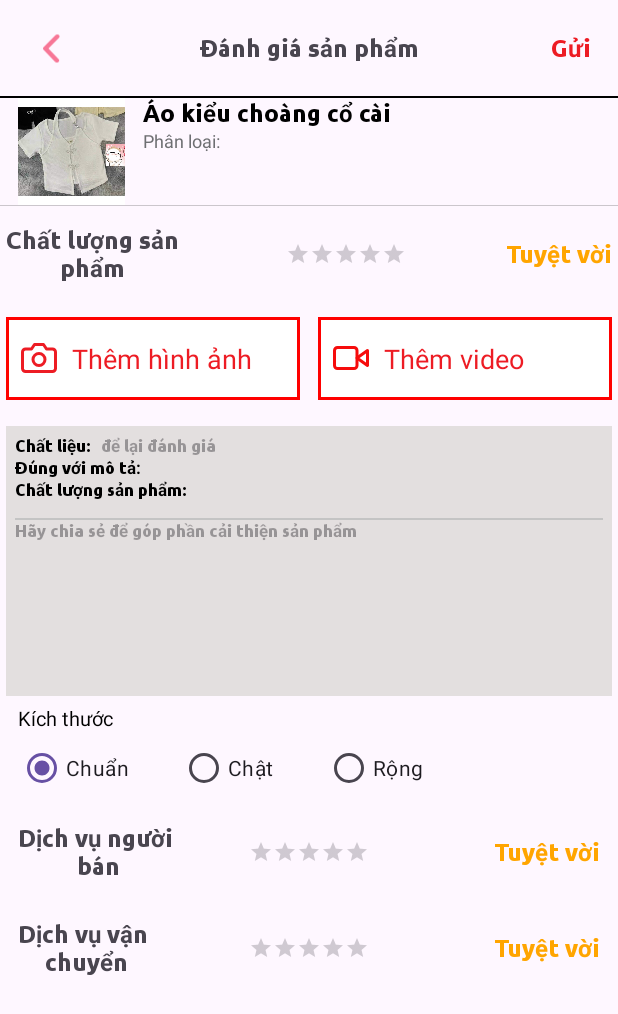
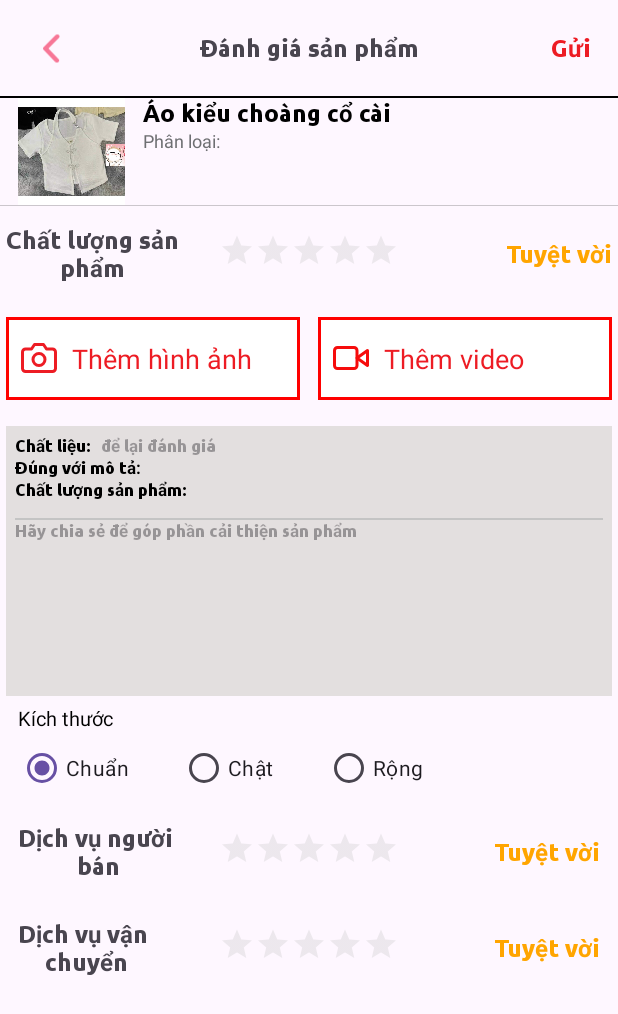
Before and after one commit to bacdx/Dreamy, an Android app: the layout activity_feed_back.xml on its own in the app's theme, with its tools: preview values and no code run, on a phone screen of 412 x 824 dp. Shown: the top 1014 px of the screen. Run offline under Robolectric (Android 15) with nearby library versions, the phone set to English and light mode, and no system bars.

```diff
--- a/app/build.gradle
+++ b/app/build.gradle
@@ -26,6 +26,10 @@ android {
         sourceCompatibility JavaVersion.VERSION_1_8
         targetCompatibility JavaVersion.VERSION_1_8
     }
+
+    buildFeatures{
+        viewBinding true
+    }
 }
 
 dependencies {
--- a/app/src/main/res/layout/activity_feed_back.xml
+++ b/app/src/main/res/layout/activity_feed_back.xml
@@ -11,6 +11,7 @@
         android:orientation="horizontal">
 
         <androidx.appcompat.widget.AppCompatImageView
+            android:id="@+id/btnBack"
             android:layout_width="38dp"
             android:layout_height="38dp"
             android:layout_marginStart="16dp"
@@ -37,7 +38,6 @@
             android:layout_height="wrap_content"
             android:layout_marginEnd="18dp"
             android:fontFamily="@font/font2"
-            android:onClick="onSendClick"
             android:text="Gửi"
             android:textColor="#ED1C24"
             android:textSize="16sp"
@@ -125,14 +125,14 @@
 
                 <RatingBar
                     android:id="@+id/ratingBar"
-                    style="@android:style/Widget.DeviceDefault.Light.RatingBar.Small"
                     android:layout_width="wrap_content"
                     android:layout_height="wrap_content"
-                    android:numStars="5"
-                    android:stepSize="1"
+                    android:scaleX=".5"
+                    android:scaleY=".5"
+                    android:theme="@style/RatingBar"
                     app:layout_constraintBottom_toBottomOf="parent"
-                    app:layout_constraintEnd_toStartOf="@+id/ratingLabel"
-                    app:layout_constraintStart_toEndOf="@+id/tv_ratingsp"
+                    app:layout_constraintEnd_toEndOf="parent"
+                    app:layout_constraintStart_toStartOf="parent"
                     app:layout_constraintTop_toTopOf="parent" />
 
                 <TextView
@@ -165,7 +165,6 @@
                     android:background="@drawable/red_border"
                     android:drawableLeft="@drawable/camera"
                     android:drawablePadding="10dp"
-                    android:onClick="onCameraClick"
                     android:paddingStart="10dp"
                     android:text="Thêm hình ảnh"
                     android:textColor="#ED1C24" />
@@ -179,7 +178,6 @@
                     android:background="@drawable/red_border"
                     android:drawableLeft="@drawable/video"
                     android:drawablePadding="10dp"
-                    android:onClick="onVideoClick"
                     android:paddingStart="10dp"
                     android:text="Thêm video"
                     android:textColor="#ED1C24" />
@@ -315,33 +313,36 @@
                 android:textColor="@color/black"
                 android:textSize="13sp" />
 
-            <LinearLayout
+            <RadioGroup
                 android:id="@+id/size"
                 android:layout_width="wrap_content"
                 android:layout_height="wrap_content"
                 android:layout_marginStart="12dp"
                 android:orientation="horizontal">
 
-                <RadioButton
+                <androidx.appcompat.widget.AppCompatRadioButton
                     android:id="@+id/radio_chuan"
                     android:layout_width="wrap_content"
                     android:layout_height="wrap_content"
                     android:checked="true"
+                    android:buttonTint="@color/white"
                     android:text="Chuẩn" />
 
-                <RadioButton
+                <androidx.appcompat.widget.AppCompatRadioButton
                     android:id="@+id/radio_chat"
                     android:layout_width="wrap_content"
                     android:layout_height="wrap_content"
                     android:layout_marginHorizontal="34dp"
+                    android:buttonTint="@color/black"
                     android:text="Chật" />
 
-                <RadioButton
+                <androidx.appcompat.widget.AppCompatRadioButton
                     android:id="@+id/radio_rong"
                     android:layout_width="wrap_content"
                     android:layout_height="wrap_content"
+                    android:buttonTint="@color/black"
                     android:text="Rộng" />
-            </LinearLayout>
+            </RadioGroup>
 
             <androidx.constraintlayout.widget.ConstraintLayout
                 android:layout_width="match_parent"
@@ -364,11 +365,11 @@
 
                 <RatingBar
                     android:id="@+id/ratingBar_nguoiban"
-                    style="@android:style/Widget.DeviceDefault.Light.RatingBar.Small"
                     android:layout_width="wrap_content"
                     android:layout_height="wrap_content"
-                    android:numStars="5"
-                    android:stepSize="1"
+                    android:scaleX=".5"
+                    android:scaleY=".5"
+                    android:theme="@style/RatingBar"
                     app:layout_constraintBottom_toBottomOf="parent"
                     app:layout_constraintEnd_toEndOf="parent"
                     app:layout_constraintStart_toStartOf="parent"
@@ -409,11 +410,11 @@
 
                 <RatingBar
                     android:id="@+id/ratingBar_ship"
-                    style="@android:style/Widget.DeviceDefault.Light.RatingBar.Small"
                     android:layout_width="wrap_content"
                     android:layout_height="wrap_content"
-                    android:numStars="5"
-                    android:stepSize="1"
+                    android:scaleX=".5"
+                    android:scaleY=".5"
+                    android:theme="@style/RatingBar"
                     app:layout_constraintBottom_toBottomOf="parent"
                     app:layout_constraintEnd_toEndOf="parent"
                     app:layout_constraintStart_toStartOf="parent"
--- a/app/src/main/res/values/themes.xml
+++ b/app/src/main/res/values/themes.xml
@@ -6,4 +6,9 @@
     </style>
 
     <style name="Theme.Dreamy" parent="Base.Theme.Dreamy" />
+
+    <style name="RatingBar" parent="Theme.AppCompat">
+        <item name="colorControlNormal">#C4C4C4</item>
+        <item name="colorControlActivated">#EBE5C03B</item>
+    </style>
 </resources>
```
Also changed, not shown: app/src/main/AndroidManifest.xml (+6 -1 lines), app/src/main/java/com/example/dreamy/UI/Activity/FeedBackActivity.java (+76 -32 lines), app/src/main/java/com/example/dreamy/UI/Activity/Fragment/ProfileFragment.java (+11 -46 lines), app/src/main/res/layout/fragment_profile.xml (+50 -3 lines).
